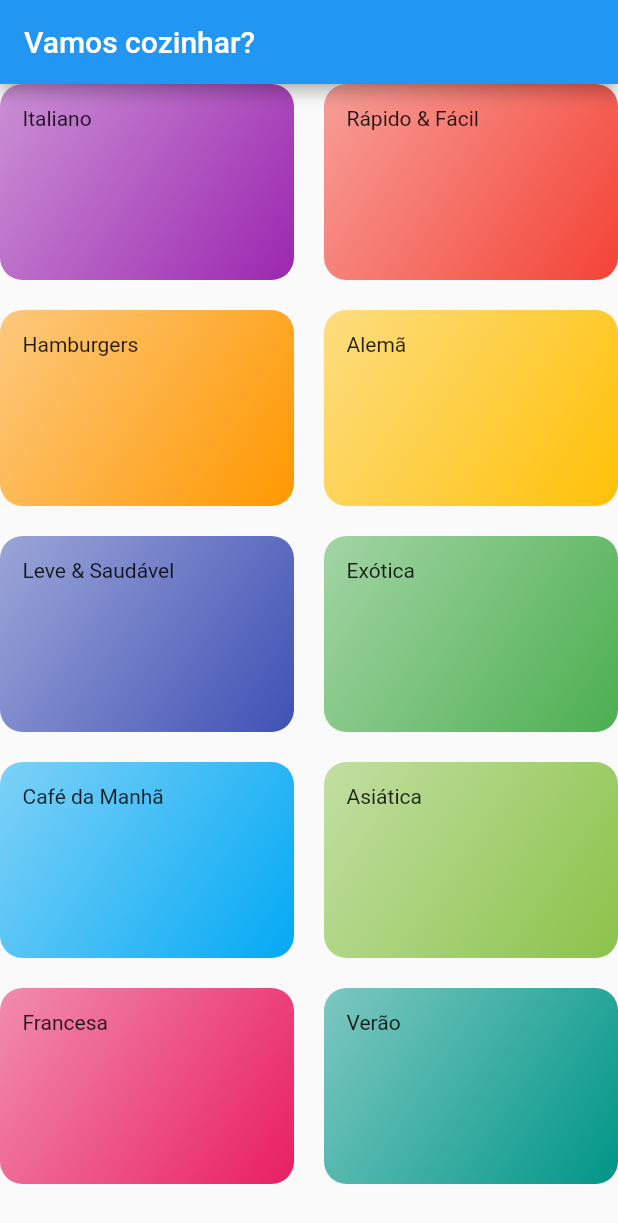
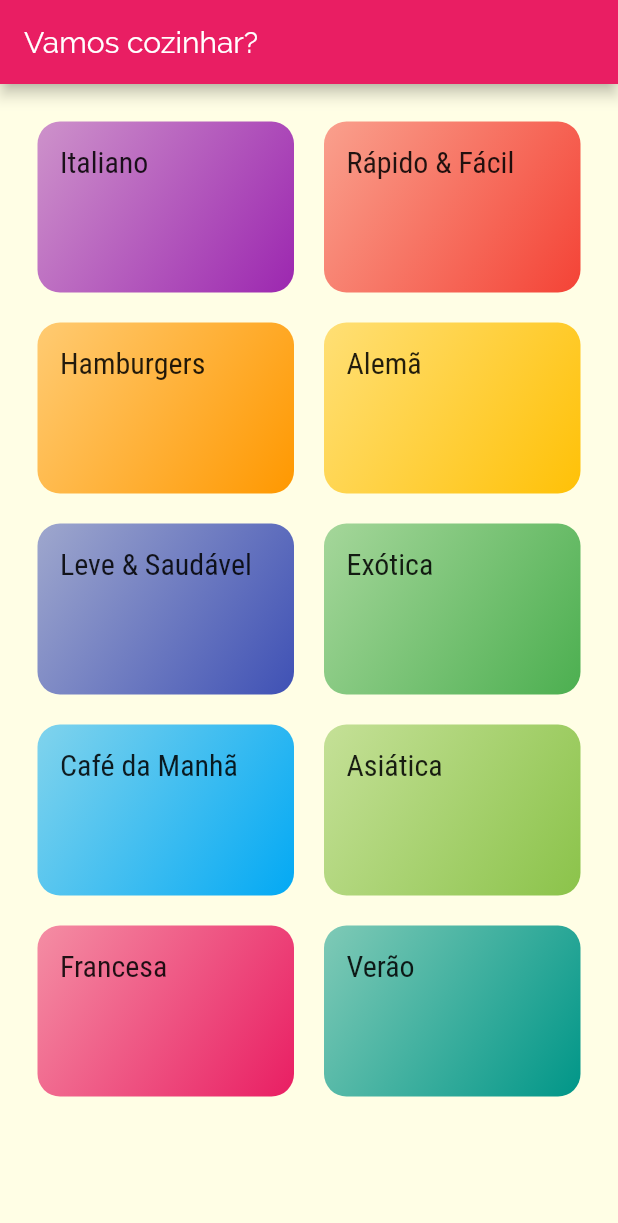
Before and after one commit to juniorlatalisa/cod3r_flutter, a Flutter app: the screen it shows after launch, on a phone screen of 412 x 824 dp. Shown: the top 1223 px of the screen. Run offline on Flutter 3.47's test engine with Material 2 defaults, Android fonts, the phone set to English and light mode, and no system bars.

Commit message:
Navegação & Múltiplas Telas: Tema & Estilo

```diff
--- a/curso_dart/meals/lib/components/category_item.dart
+++ b/curso_dart/meals/lib/components/category_item.dart
@@ -9,7 +9,10 @@ class CategoryItem extends StatelessWidget {
   @override
   Widget build(BuildContext context) {
     return Container(
-      child: Text(category.title),
+      child: Text(
+        category.title,
+        style: Theme.of(context).textTheme.headline6,
+      ),
       padding: const EdgeInsets.all(15),
       decoration: BoxDecoration(
         borderRadius: BorderRadius.circular(15),
--- a/curso_dart/meals/lib/main.dart
+++ b/curso_dart/meals/lib/main.dart
@@ -9,8 +9,16 @@ class MyApp extends StatelessWidget {
     return MaterialApp(
       title: 'DeliMeals',
       theme: ThemeData(
-        primarySwatch: Colors.blue,
-      ),
+          primarySwatch: Colors.pink,
+          accentColor: Colors.amber,
+          fontFamily: 'Raleway',
+          canvasColor: const Color.fromRGBO(255, 254, 229, 1),
+          textTheme: ThemeData.light().textTheme.copyWith(
+                headline6: TextStyle(
+                  fontSize: 20,
+                  fontFamily: 'RobotoCondensed',
+                ),
+              )),
       home: CategoriesScreen(),
     );
   }
--- a/curso_dart/meals/lib/screens/categories_screen.dart
+++ b/curso_dart/meals/lib/screens/categories_screen.dart
@@ -10,6 +10,7 @@ class CategoriesScreen extends StatelessWidget {
         title: Text('Vamos cozinhar?'),
       ),
       body: GridView(
+        padding: const EdgeInsets.all(25),
         gridDelegate: SliverGridDelegateWithMaxCrossAxisExtent(
           maxCrossAxisExtent: 200,
           childAspectRatio: 1.5, //Proporção dos elementos
```
Also changed, not shown: curso_dart/meals/pubspec.yaml (+17 -6 lines), curso_dart/meals/assets/fonts/Raleway-Black.ttf (added), curso_dart/meals/assets/fonts/Raleway-Bold.ttf (added), curso_dart/meals/assets/fonts/Raleway-Regular.ttf (added), curso_dart/meals/assets/fonts/RobotoCondensed-Bold.ttf (added), curso_dart/meals/assets/fonts/RobotoCondensed-Italic.ttf (added), curso_dart/meals/assets/fonts/RobotoCondensed-Light.ttf (added), curso_dart/meals/assets/fonts/RobotoCondensed-Regular.ttf (added).
